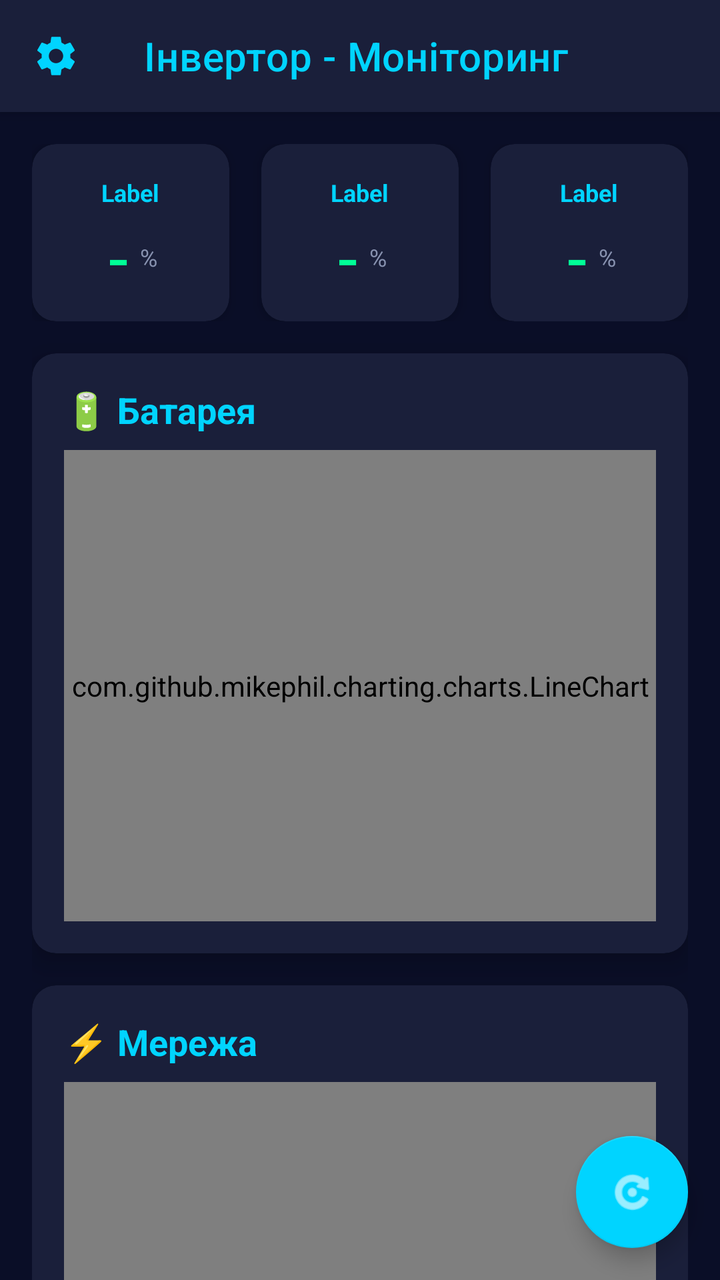
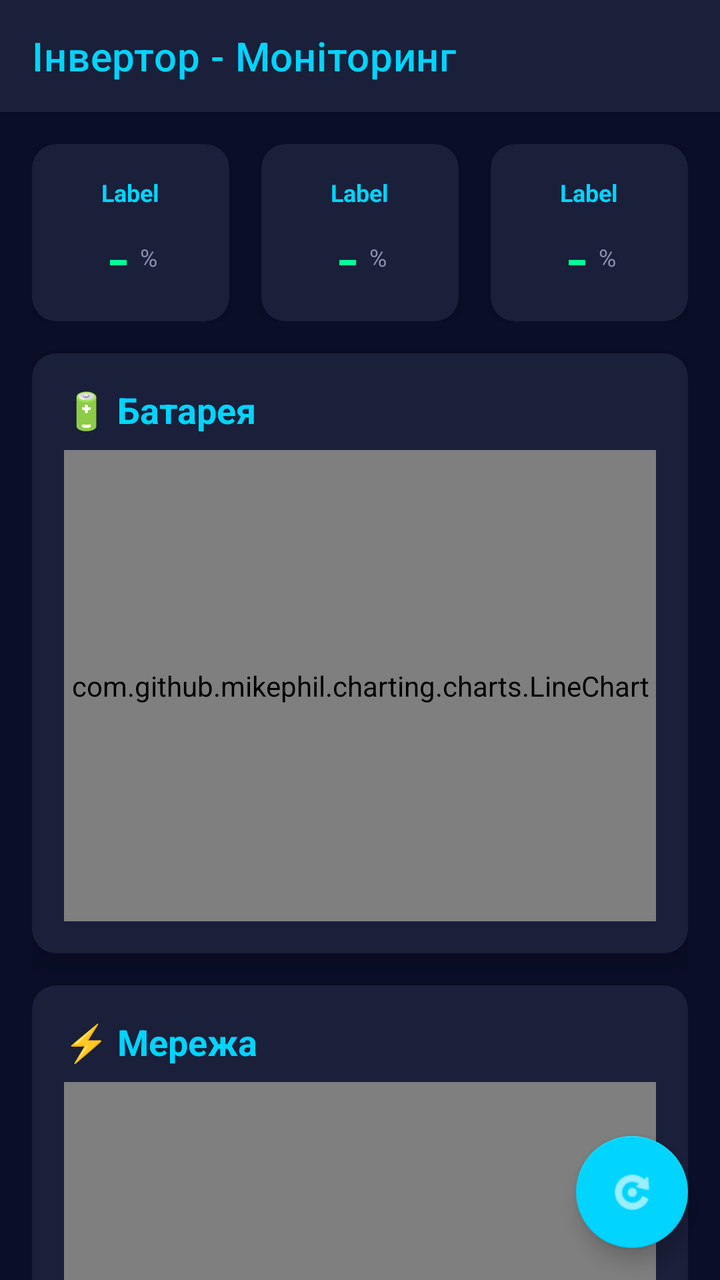

Two renders of the same Android screen: before a commit and after it. Below are the layout's source before the change and the commit's diff.
<!-- AndroidManifest.xml: activity theme Theme.BoillerMonitor -->
<!-- res/layout/activity_main.xml -->
<?xml version="1.0" encoding="utf-8"?>
<androidx.coordinatorlayout.widget.CoordinatorLayout xmlns:android="http://schemas.android.com/apk/res/android"
    xmlns:app="http://schemas.android.com/apk/res-auto"
    xmlns:tools="http://schemas.android.com/tools"
    android:layout_width="match_parent"
    android:layout_height="match_parent"
    android:background="@color/background_dark"
    tools:context=".MainActivity">

    <com.google.android.material.appbar.AppBarLayout
        android:layout_width="match_parent"
        android:layout_height="wrap_content"
        android:theme="@style/Theme.BoillerMonitor">

        <com.google.android.material.appbar.MaterialToolbar
            android:id="@+id/toolbar"
            android:layout_width="match_parent"
            android:layout_height="?attr/actionBarSize"
            android:background="@color/card_background"
            app:title="Інвертор - Моніторинг"
            app:titleTextColor="@color/primary_blue"
            app:navigationIcon="@drawable/ic_settings"
            app:navigationIconTint="@color/primary_blue" />

    </com.google.android.material.appbar.AppBarLayout>

    <androidx.core.widget.NestedScrollView
        android:layout_width="match_parent"
        android:layout_height="match_parent"
        app:layout_behavior="@string/appbar_scrolling_view_behavior">

        <LinearLayout
            android:layout_width="match_parent"
            android:layout_height="wrap_content"
            android:orientation="vertical"
            android:padding="16dp">

            
            <LinearLayout
                android:layout_width="match_parent"
                android:layout_height="wrap_content"
                android:orientation="horizontal"
                android:gravity="center"
                android:layout_marginBottom="16dp">

                <include
                    android:id="@+id/batteryCard"
                    layout="@layout/card_stat"
                    android:layout_width="0dp"
                    android:layout_height="wrap_content"
                    android:layout_weight="1"
                    android:layout_marginEnd="8dp" />

                <include
                    android:id="@+id/gridCard"
                    layout="@layout/card_stat"
                    android:layout_width="0dp"
                    android:layout_height="wrap_content"
                    android:layout_weight="1"
                    android:layout_marginStart="8dp"
                    android:layout_marginEnd="8dp" />

                <include
                    android:id="@+id/homeCard"
                    layout="@layout/card_stat"
                    android:layout_width="0dp"
                    android:layout_height="wrap_content"
                    android:layout_weight="1"
                    android:layout_marginStart="8dp" />

            </LinearLayout>

            
            <androidx.cardview.widget.CardView
                android:id="@+id/batteryChartCard"
                android:layout_width="match_parent"
                android:layout_height="300dp"
                android:layout_marginBottom="16dp"
                app:cardBackgroundColor="@color/card_background"
                app:cardCornerRadius="12dp"
                app:cardElevation="8dp">

                <LinearLayout
                    android:layout_width="match_parent"
                    android:layout_height="match_parent"
                    android:orientation="vertical"
                    android:padding="16dp">

                    <TextView
                        android:layout_width="match_parent"
                        android:layout_height="wrap_content"
                        android:text="🔋 Батарея"
                        android:textColor="@color/primary_blue"
                        android:textSize="18sp"
                        android:textStyle="bold"
                        android:layout_marginBottom="8dp" />

                    <com.github.mikephil.charting.charts.LineChart
                        android:id="@+id/batteryChart"
                        android:layout_width="match_parent"
                        android:layout_height="0dp"
                        android:layout_weight="1" />

                </LinearLayout>

            </androidx.cardview.widget.CardView>

            
            <androidx.cardview.widget.CardView
                android:id="@+id/gridChartCard"
                android:layout_width="match_parent"
                android:layout_height="300dp"
                android:layout_marginBottom="16dp"
                app:cardBackgroundColor="@color/card_background"
                app:cardCornerRadius="12dp"
                app:cardElevation="8dp">

                <LinearLayout
                    android:layout_width="match_parent"
                    android:layout_height="match_parent"
                    android:orientation="vertical"
                    android:padding="16dp">

                    <TextView
                        android:layout_width="match_parent"
                        android:layout_height="wrap_content"
                        android:text="⚡ Мережа"
                        android:textColor="@color/primary_blue"
                        android:textSize="18sp"
                        android:textStyle="bold"
                        android:layout_marginBottom="8dp" />

                    <com.github.mikephil.charting.charts.LineChart
                        android:id="@+id/gridChart"
                        android:layout_width="match_parent"
                        android:layout_height="0dp"
                        android:layout_weight="1" />

                </LinearLayout>

            </androidx.cardview.widget.CardView>

            
            <androidx.cardview.widget.CardView
                android:id="@+id/homeChartCard"
                android:layout_width="match_parent"
                android:layout_height="300dp"
                android:layout_marginBottom="16dp"
                app:cardBackgroundColor="@color/card_background"
                app:cardCornerRadius="12dp"
                app:cardElevation="8dp">

                <LinearLayout
                    android:layout_width="match_parent"
                    android:layout_height="match_parent"
                    android:orientation="vertical"
                    android:padding="16dp">

                    <TextView
                        android:layout_width="match_parent"
                        android:layout_height="wrap_content"
                        android:text="🏠 Дім"
                        android:textColor="@color/primary_blue"
                        android:textSize="18sp"
                        android:textStyle="bold"
                        android:layout_marginBottom="8dp" />

                    <com.github.mikephil.charting.charts.LineChart
                        android:id="@+id/homeChart"
                        android:layout_width="match_parent"
                        android:layout_height="0dp"
                        android:layout_weight="1" />

                </LinearLayout>

            </androidx.cardview.widget.CardView>

            
            <TextView
                android:id="@+id/statusText"
                android:layout_width="match_parent"
                android:layout_height="wrap_content"
                android:text="@string/last_update"
                android:textColor="@color/text_secondary"
                android:textSize="14sp"
                android:gravity="center"
                android:padding="12dp"
                android:background="@drawable/bg_status"
                android:layout_marginBottom="16dp" />

        </LinearLayout>

    </androidx.core.widget.NestedScrollView>

    <com.google.android.material.floatingactionbutton.FloatingActionButton
        android:id="@+id/fabRefresh"
        android:layout_width="wrap_content"
        android:layout_height="wrap_content"
        android:layout_gravity="bottom|end"
        android:layout_margin="16dp"
        android:src="@android:drawable/ic_menu_rotate"
        app:tint="@color/white"
        app:backgroundTint="@color/primary_blue" />

</androidx.coordinatorlayout.widget.CoordinatorLayout>
<!-- res/layout/card_stat.xml (included above) -->
<?xml version="1.0" encoding="utf-8"?>
<androidx.cardview.widget.CardView xmlns:android="http://schemas.android.com/apk/res/android"
    xmlns:app="http://schemas.android.com/apk/res-auto"
    android:layout_width="match_parent"
    android:layout_height="wrap_content"
    app:cardBackgroundColor="@color/card_background"
    app:cardCornerRadius="12dp"
    app:cardElevation="4dp">

    <LinearLayout
        android:layout_width="match_parent"
        android:layout_height="wrap_content"
        android:orientation="vertical"
        android:padding="16dp"
        android:gravity="center">

        <TextView
            android:id="@+id/statLabel"
            android:layout_width="wrap_content"
            android:layout_height="wrap_content"
            android:text="Label"
            android:textColor="@color/primary_blue"
            android:textSize="12sp"
            android:textStyle="bold"
            android:layout_marginBottom="8dp" />

        <LinearLayout
            android:layout_width="wrap_content"
            android:layout_height="wrap_content"
            android:orientation="horizontal"
            android:gravity="center_vertical">

            <TextView
                android:id="@+id/statValue"
                android:layout_width="wrap_content"
                android:layout_height="wrap_content"
                android:text="-"
                android:textColor="@color/primary_green"
                android:textSize="24sp"
                android:textStyle="bold"
                android:fontFamily="monospace" />

            <TextView
                android:id="@+id/statUnit"
                android:layout_width="wrap_content"
                android:layout_height="wrap_content"
                android:text="%"
                android:textColor="@color/text_secondary"
                android:textSize="12sp"
                android:layout_marginStart="4dp" />

        </LinearLayout>

    </LinearLayout>

</androidx.cardview.widget.CardView>
<!-- resources referenced by this layout -->
<resources>
  <color name="background_dark">#0A0E27</color>
  <color name="card_background">#1A1F3A</color>
  <color name="primary_blue">#00D4FF</color>
  <color name="primary_green">#00FF96</color>
  <color name="text_secondary">#8892B0</color>
  <color name="white">#FFFFFFFF</color>
  <!-- drawable bg_status (drawable) -->
  <?xml version="1.0" encoding="utf-8"?>
  <shape xmlns:android="http://schemas.android.com/apk/res/android">
      <solid android:color="#1000D4FF" />
      <corners android:radius="8dp" />
      <stroke
          android:width="1dp"
          android:color="#2000D4FF" />
  </shape>
  <!-- drawable ic_settings (drawable) -->
  <?xml version="1.0" encoding="utf-8"?>
  <vector xmlns:android="http://schemas.android.com/apk/res/android"
      android:width="24dp"
      android:height="24dp"
      android:viewportWidth="24"
      android:viewportHeight="24">
      <path
          android:fillColor="@color/primary_blue"
          android:pathData="M19.14,12.94c0.04,-0.3 0.06,-0.61 0.06,-0.94c0,-0.32 -0.02,-0.64 -0.07,-0.94l2.03,-1.58c0.18,-0.14 0.23,-0.41 0.12,-0.61l-1.92,-3.32c-0.12,-0.22 -0.37,-0.29 -0.59,-0.22l-2.39,0.96c-0.5,-0.38 -1.03,-0.7 -1.62,-0.94L14.4,2.81c-0.04,-0.24 -0.24,-0.41 -0.48,-0.41h-3.84c-0.24,0 -0.43,0.17 -0.47,0.41L9.25,5.35C8.66,5.59 8.12,5.92 7.63,6.29L5.24,5.33c-0.22,-0.08 -0.47,0 -0.59,0.22L2.74,8.87C2.62,9.08 2.66,9.34 2.86,9.48l2.03,1.58C4.84,11.36 4.8,11.69 4.8,12s0.02,0.64 0.07,0.94l-2.03,1.58c-0.18,0.14 -0.23,0.41 -0.12,0.61l1.92,3.32c0.12,0.22 0.37,0.29 0.59,0.22l2.39,-0.96c0.5,0.38 1.03,0.7 1.62,0.94l0.36,2.54c0.05,0.24 0.24,0.41 0.48,0.41h3.84c0.24,0 0.44,-0.17 0.47,-0.41l0.36,-2.54c0.59,-0.24 1.13,-0.56 1.62,-0.94l2.39,0.96c0.22,0.08 0.47,0 0.59,-0.22l1.92,-3.32c0.12,-0.22 0.07,-0.47 -0.12,-0.61L19.14,12.94zM12,15.6c-1.98,0 -3.6,-1.62 -3.6,-3.6s1.62,-3.6 3.6,-3.6s3.6,1.62 3.6,3.6S13.98,15.6 12,15.6z"/>
  </vector>
  <string name="last_update">Останнє оновлення:</string>
  <style name="Theme.BoillerMonitor" parent="Theme.MaterialComponents.DayNight.DarkActionBar">
          <item name="colorPrimary">@color/primary_blue</item>
          <item name="colorPrimaryVariant">@color/primary_green</item>
          <item name="colorOnPrimary">@color/white</item>
          <item name="android:windowBackground">@color/background_dark</item>
          <item name="android:statusBarColor">@color/background_dark</item>
      </style>
</resources>

<!-- the commit's change to res/layout/activity_main.xml (unified diff, before → after) -->
@@ -18,9 +18,7 @@
             android:layout_height="?attr/actionBarSize"
             android:background="@color/card_background"
             app:title="Інвертор - Моніторинг"
-            app:titleTextColor="@color/primary_blue"
-            app:navigationIcon="@drawable/ic_settings"
-            app:navigationIconTint="@color/primary_blue" />
+            app:titleTextColor="@color/primary_blue" />
 
     </com.google.android.material.appbar.AppBarLayout>
 
<!-- resource entries referenced after the edit -->
@@ -15,19 +15,8 @@
           android:width="1dp"
           android:color="#2000D4FF" />
   </shape>
-  <!-- drawable ic_settings (drawable) -->
-  <?xml version="1.0" encoding="utf-8"?>
-  <vector xmlns:android="http://schemas.android.com/apk/res/android"
-      android:width="24dp"
-      android:height="24dp"
-      android:viewportWidth="24"
-      android:viewportHeight="24">
-      <path
-          android:fillColor="@color/primary_blue"
-          android:pathData="M19.14,12.94c0.04,-0.3 0.06,-0.61 0.06,-0.94c0,-0.32 -0.02,-0.64 -0.07,-0.94l2.03,-1.58c0.18,-0.14 0.23,-0.41 0.12,-0.61l-1.92,-3.32c-0.12,-0.22 -0.37,-0.29 -0.59,-0.22l-2.39,0.96c-0.5,-0.38 -1.03,-0.7 -1.62,-0.94L14.4,2.81c-0.04,-0.24 -0.24,-0.41 -0.48,-0.41h-3.84c-0.24,0 -0.43,0.17 -0.47,0.41L9.25,5.35C8.66,5.59 8.12,5.92 7.63,6.29L5.24,5.33c-0.22,-0.08 -0.47,0 -0.59,0.22L2.74,8.87C2.62,9.08 2.66,9.34 2.86,9.48l2.03,1.58C4.84,11.36 4.8,11.69 4.8,12s0.02,0.64 0.07,0.94l-2.03,1.58c-0.18,0.14 -0.23,0.41 -0.12,0.61l1.92,3.32c0.12,0.22 0.37,0.29 0.59,0.22l2.39,-0.96c0.5,0.38 1.03,0.7 1.62,0.94l0.36,2.54c0.05,0.24 0.24,0.41 0.48,0.41h3.84c0.24,0 0.44,-0.17 0.47,-0.41l0.36,-2.54c0.59,-0.24 1.13,-0.56 1.62,-0.94l2.39,0.96c0.22,0.08 0.47,0 0.59,-0.22l1.92,-3.32c0.12,-0.22 0.07,-0.47 -0.12,-0.61L19.14,12.94zM12,15.6c-1.98,0 -3.6,-1.62 -3.6,-3.6s1.62,-3.6 3.6,-3.6s3.6,1.62 3.6,3.6S13.98,15.6 12,15.6z"/>
-  </vector>
   <string name="last_update">Останнє оновлення:</string>
-  <style name="Theme.BoillerMonitor" parent="Theme.MaterialComponents.DayNight.DarkActionBar">
+  <style name="Theme.BoillerMonitor" parent="Theme.MaterialComponents.DayNight.NoActionBar">
           <item name="colorPrimary">@color/primary_blue</item>
           <item name="colorPrimaryVariant">@color/primary_green</item>
           <item name="colorOnPrimary">@color/white</item>
